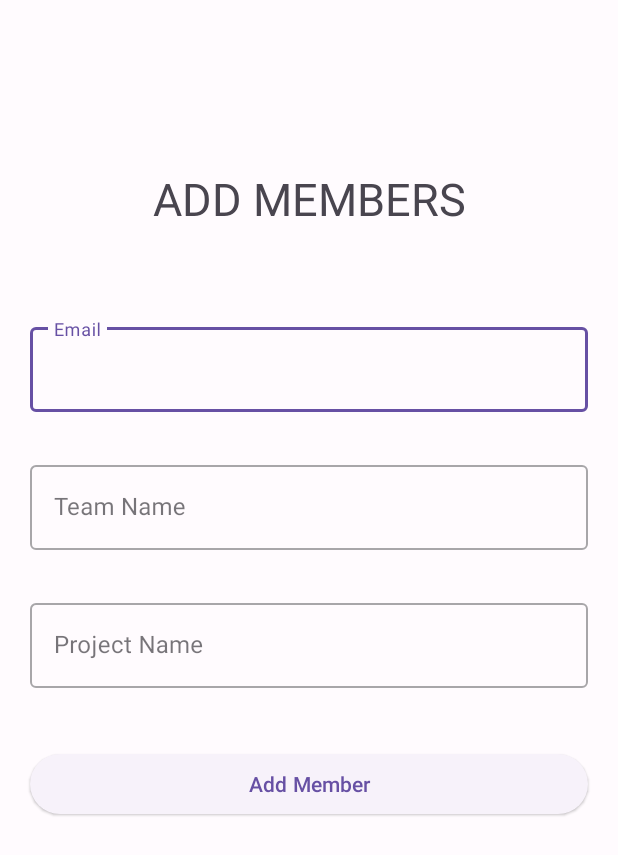
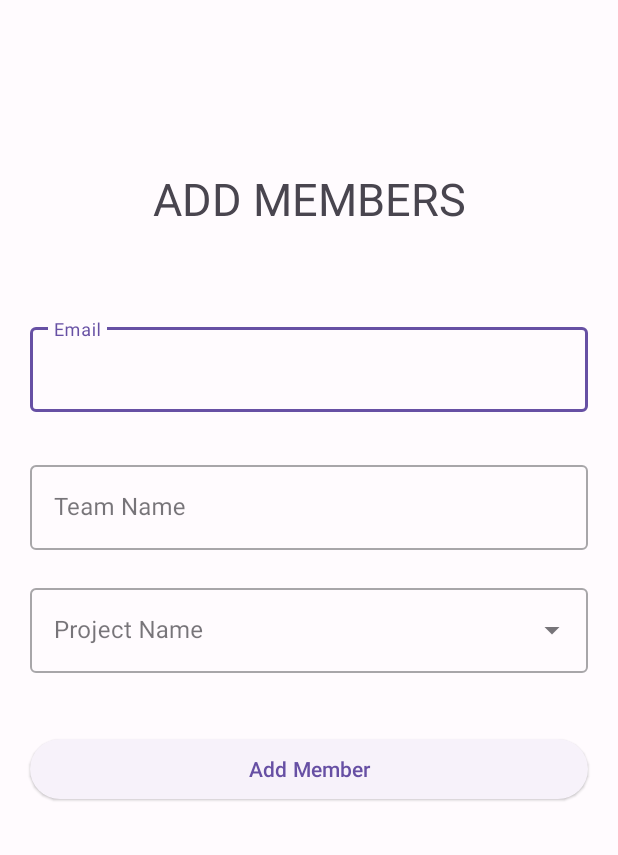
Before and after one commit to BlessedJnr/comp-341-assigment, an Android app: the AddingMembers screen opened directly, with no data from a screen before it, on a phone screen of 412 x 824 dp. Shown: the top 855 px of the screen. Run offline under Robolectric (Android 15) with nearby library versions, the phone set to English and light mode, and no system bars; our stand-ins replace Firebase (no records; nobody signed in at launch, a user with empty details on screens opened directly).

Commit message:
added functionality to show project when adding members

```diff
--- a/ProductivityApp/app/src/main/java/com/example/productivityapp/Teams/AddingMembers.java
+++ b/ProductivityApp/app/src/main/java/com/example/productivityapp/Teams/AddingMembers.java
@@ -6,9 +6,14 @@ import androidx.appcompat.app.AppCompatActivity;
 import android.content.Intent;
 import android.os.Bundle;
 import android.view.View;
+import android.widget.ArrayAdapter;
+import android.widget.AutoCompleteTextView;
 import android.widget.Button;
 import android.widget.Toast;
 
+import com.example.productivityapp.Project.CreateProject;
+import com.example.productivityapp.Project.ProjectAdapterClass;
+import com.example.productivityapp.R;
 import com.example.productivityapp.databinding.ActivityAddingMembersBinding;
 import com.google.android.material.textfield.TextInputEditText;
 import com.google.firebase.auth.FirebaseAuth;
@@ -19,11 +24,14 @@ import com.google.firebase.database.DatabaseReference;
 import com.google.firebase.database.FirebaseDatabase;
 import com.google.firebase.database.ValueEventListener;
 
+import java.util.ArrayList;
+
 public class AddingMembers extends AppCompatActivity {
-    TextInputEditText name,email,team,project;
+    TextInputEditText name,email,team;
     Button add;
-    DatabaseReference teamMemberRef;
+    DatabaseReference teamMemberRef, currentProjectRef;
     ActivityAddingMembersBinding binding;
+    private ArrayList<String> projectList = new ArrayList<>();
 
     @Override
     protected void onCreate(Bundle savedInstanceState) {
@@ -33,7 +41,6 @@ public class AddingMembers extends AppCompatActivity {
 
         email = binding.addemailinput;
         team = binding.addteamnameinput;
-        project = binding.addprojectnameinput;
         add = binding.add;
 
         team.setText(getIntent().getStringExtra("teamName"));
@@ -46,6 +53,12 @@ public class AddingMembers extends AppCompatActivity {
         String encodedEmail = email.replace(".", ",");
 
         teamMemberRef = FirebaseDatabase.getInstance().getReference().child("All Teams").child(encodedEmail).child("Teams");
+        currentProjectRef = FirebaseDatabase.getInstance().getReference("Users").child(encodedEmail).child("Projects");
+
+        //retrive the projects and set them as a dropdown
+        retrieveProjects();
+        ArrayAdapter<String> arrayAdapter = new ArrayAdapter<>(this, R.layout.team_project, projectList);
+        binding.autoCompleteTextView.setAdapter(arrayAdapter);
 
         add.setOnClickListener(new View.OnClickListener() {
             @Override
@@ -99,4 +112,27 @@ public class AddingMembers extends AppCompatActivity {
 
     }
 
+    private void retrieveProjects() {
+        currentProjectRef.addValueEventListener(new ValueEventListener() {
+
+            @Override
+            public void onDataChange(@NonNull DataSnapshot snapshot) {
+
+                for (DataSnapshot dataSnapshot : snapshot.getChildren()) {
+                    //get the project object from the snapshot
+                    CreateProject project = dataSnapshot.getValue(CreateProject.class);
+
+                    //add project to the list of project items
+                    assert project != null;
+                    projectList.add(project.getProjectName());
+                }
+            }
+
+            @Override
+            public void onCancelled(@NonNull DatabaseError error) {
+                Toast.makeText(getApplicationContext(), "Failed", Toast.LENGTH_SHORT).show();
+            }
+        });
+    }
+
 }
--- a/ProductivityApp/app/src/main/res/layout/activity_adding_members.xml
+++ b/ProductivityApp/app/src/main/res/layout/activity_adding_members.xml
@@ -62,25 +62,24 @@
     </com.google.android.material.textfield.TextInputLayout>
 
     <com.google.android.material.textfield.TextInputLayout
-        style="@style/Widget.MaterialComponents.TextInputLayout.OutlinedBox"
         android:id="@+id/projectname"
+        style="@style/Widget.MaterialComponents.TextInputLayout.OutlinedBox.ExposedDropdownMenu"
         android:layout_width="match_parent"
         android:layout_height="wrap_content"
+        android:layout_marginStart="20dp"
+        android:layout_marginTop="20dp"
+        android:layout_marginEnd="20dp"
         android:hint="Project Name"
-        android:layout_marginTop="30dp"
-        android:layout_marginStart="20dp"
-        android:layout_marginEnd="20dp"
+        app:layout_constraintEnd_toEndOf="parent"
         app:layout_constraintStart_toStartOf="parent"
-        app:layout_constraintTop_toBottomOf="@id/teamname">
+        app:layout_constraintTop_toBottomOf="@+id/teamname">
 
-        <com.google.android.material.textfield.TextInputEditText
-            android:id="@+id/addprojectnameinput"
+        <AutoCompleteTextView
+            android:id="@+id/autoCompleteTextView"
             android:layout_width="match_parent"
-            android:layout_height="wrap_content"
-            android:maxLines="1"
-            android:inputType="text"
-            android:enabled="false"
-            />
+            android:layout_height="match_parent"
+            android:layout_weight="1"
+            android:inputType="none" />
     </com.google.android.material.textfield.TextInputLayout>
 
     <Button
--- /dev/null
+++ b/ProductivityApp/app/src/main/res/values/refs.xml
@@ -0,0 +1,2 @@
+<?xml version="1.0" encoding="utf-8"?>
+<resources></resources>
```
Also changed, not shown: ProductivityApp/app/src/main/res/layout/team_project.xml (added, +10 -0 lines).
